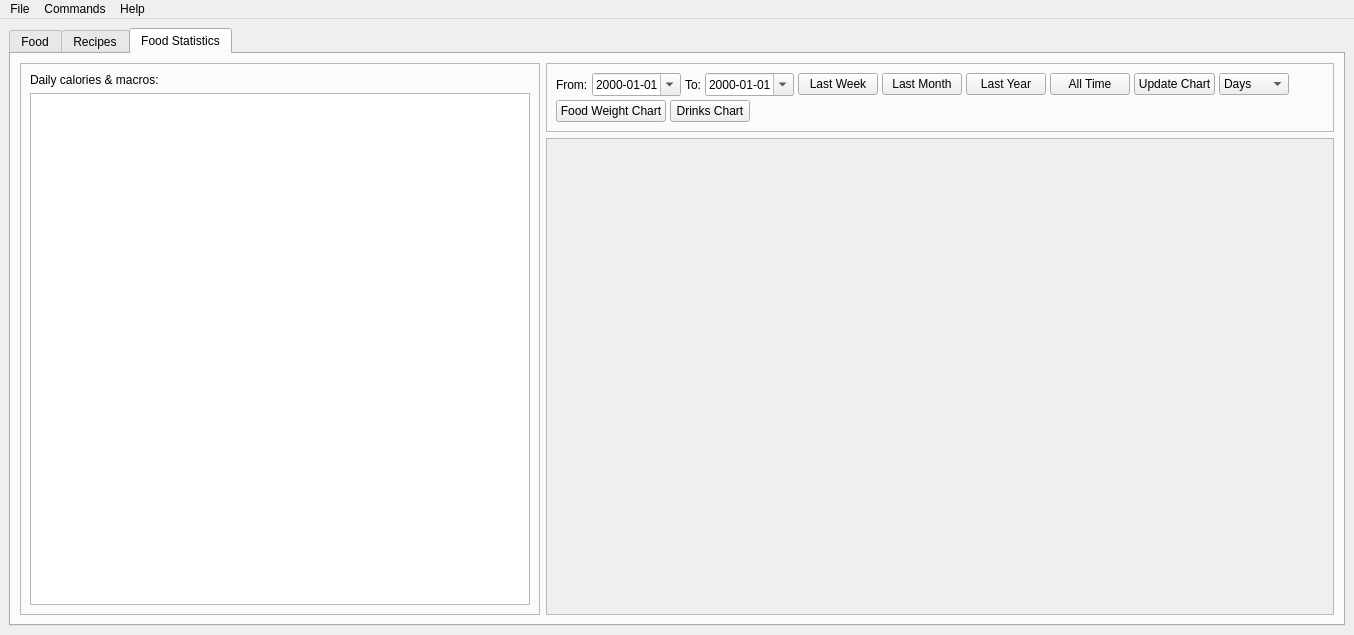
Before: the Qt Designer form src/harrix_swiss_knife/apps/food/window.ui in Harrix/harrix-swiss-knife, drawn with Qt 5.
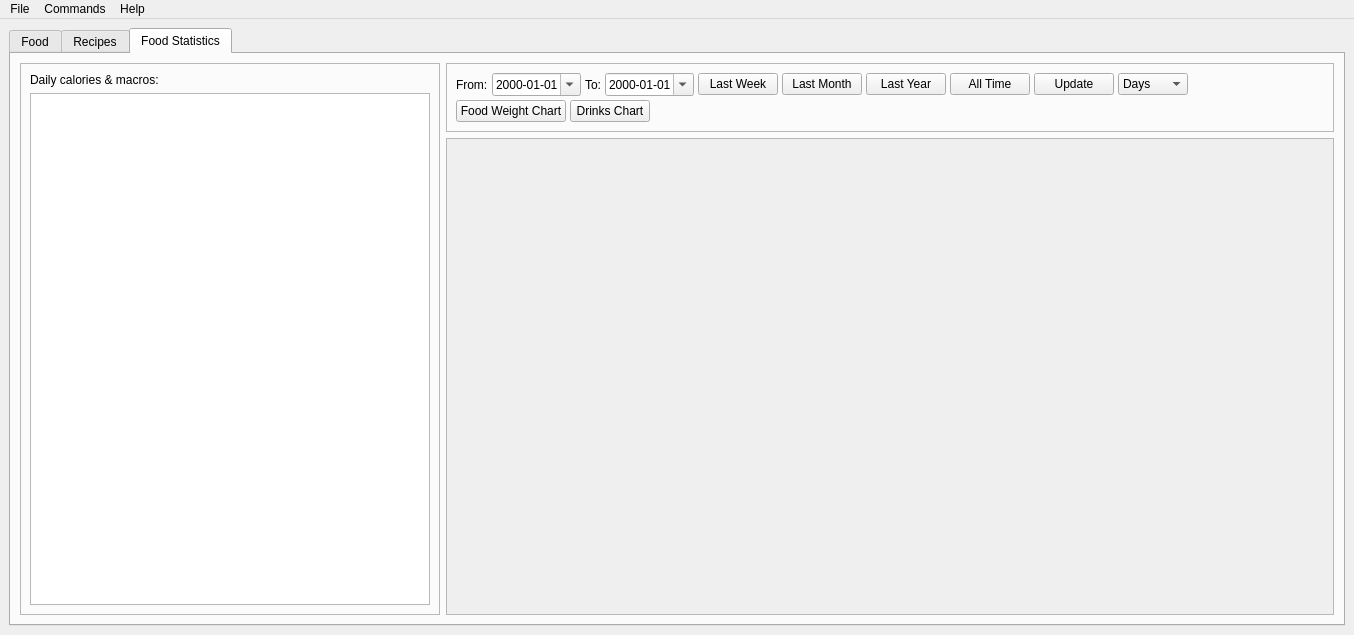
After: the same form once the commit is applied. The open tabs and pages were chosen to show the change.

Patch:
```diff
--- a/src/harrix_swiss_knife/apps/food/window.ui
+++ b/src/harrix_swiss_knife/apps/food/window.ui
@@ -636,13 +636,13 @@
          <widget class="QFrame" name="frame">
           <property name="minimumSize">
            <size>
-            <width>520</width>
+            <width>380</width>
             <height>0</height>
            </size>
           </property>
           <property name="maximumSize">
            <size>
-            <width>16777215</width>
+            <width>420</width>
             <height>16777215</height>
            </size>
           </property>
@@ -747,7 +747,7 @@
                <item>
                 <widget class="QPushButton" name="pushButton_food_stats_update">
                  <property name="text">
-                  <string>Update Chart</string>
+                  <string>Update</string>
                  </property>
                 </widget>
                </item>
```
